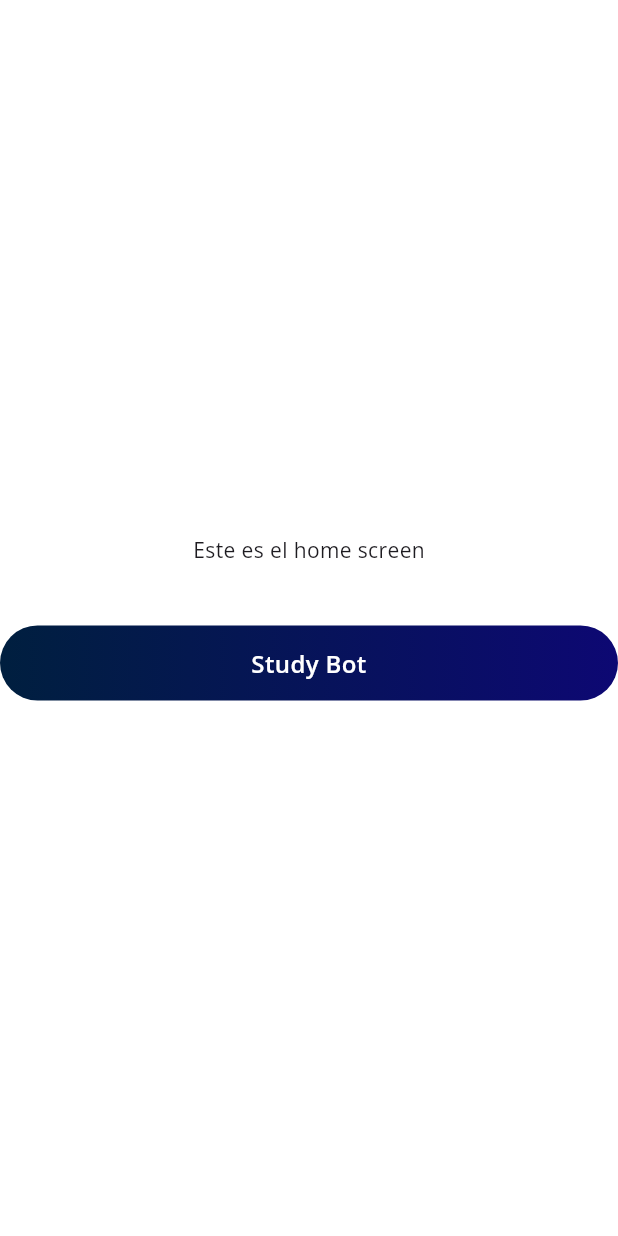
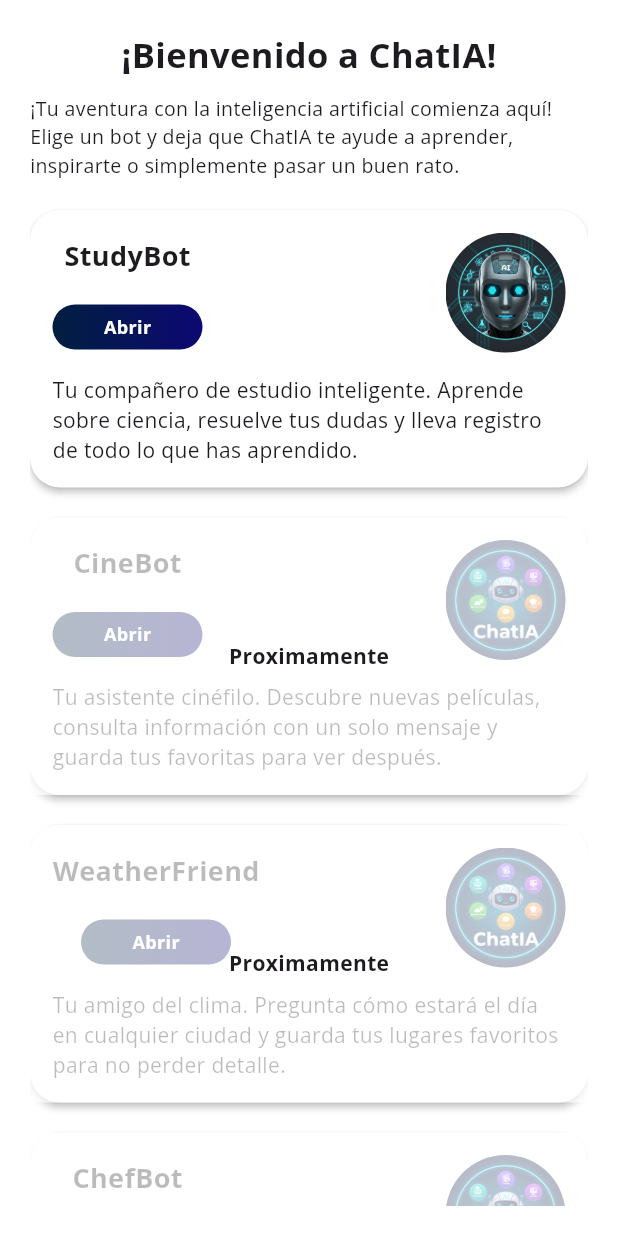
Before and after one commit to Jesus230899/ChatIA, a Flutter app: the HomeScreen screen opened by its route, on a phone screen of 412 x 824 dp. Run offline on Flutter 3.47's test engine with Material 3 defaults, Android fonts, the phone set to English and light mode, and no system bars; our stand-ins replace animate_do, auto_route, bloc, dartz, equatable, flutter_bloc and 8 more; accounts and stored records are empty.

Commit message:
HomeScreen done

```diff
--- a/lib/core/injection/base_injection.dart
+++ b/lib/core/injection/base_injection.dart
@@ -2,6 +2,7 @@ import 'dart:developer';
 
 import 'package:chatia/core/http/http_client_injection.dart';
 import 'package:chatia/features/auth/di/auth_injection.dart';
+import 'package:chatia/features/home/di/home_injection.dart';
 import 'package:chatia/features/studybot/di/studybot_injection.dart';
 import 'package:get_it/get_it.dart';
 
@@ -17,6 +18,7 @@ Future<void> injectDependencies() async {
     initHTTPClientInjection,
     initStudybotInjection,
     initAuthInjection,
+    initHomeInjection
   ];
 
   await Future.wait(
--- a/lib/core/routes/app_router.dart
+++ b/lib/core/routes/app_router.dart
@@ -5,7 +5,8 @@ import 'package:chatia/core/routes/app_router.gr.dart';
 class AppRouter extends RootStackRouter {
   @override
   final List<AutoRoute> routes = [
-    AutoRoute(page: LoginRoute.page, initial: true),
+    AutoRoute(page: SplashRoute.page, initial: true),
+    AutoRoute(page: LoginRoute.page),
     AutoRoute(page: RegisterRoute.page),
     AutoRoute(page: HomeRoute.page),
     AutoRoute(page: StudyBotRoute.page),
--- /dev/null
+++ b/lib/features/home/di/home_injection.dart
@@ -0,0 +1,33 @@
+import 'package:chatia/core/injection/base_injection.dart';
+import 'package:chatia/features/home/presentation/bloc/home_bloc.dart';
+
+// Por cada feature creamos un archivo de inyección de dependencias específico.
+// Aquí registramos las implementaciones concretas de las interfaces definidas en la capa de dominio
+
+// La diferencia entre registerLazySingleton y registerFactory es que el primero crea una única instancia que se reutiliza, mientras que el segundo crea una nueva instancia cada vez que se solicita.
+// En mi caso uso registerFactory en los Blocs porque quiero que cada vez que se solicite un Bloc se cree una nueva instancia, ya que los Blocs manejan estados que pueden cambiar y no quiero compartir el mismo estado entre diferentes partes de la aplicación.
+Future<void> initHomeInjection() async {
+  unRegisterInjections();
+
+  // BLoCs
+  getIt.registerFactory<HomeBloc>(() => HomeBloc());
+
+  // Casos de uso
+  // getIt.registerLazySingleton<RegisterUsecase>(
+  //   () => RegisterUsecase(repository: getIt()),
+  // );
+
+  // Repositorios
+  // getIt.registerLazySingleton<RegisterRepository>(
+  //   () => RegisterRepositoryImpl(datasource: getIt()),
+  // );
+
+  // Datasources
+  // getIt.registerLazySingleton<RegisterRemoteDatasource>(
+  //   () => RegisterRemoteDatasourceImpl(api: getIt()),
+  // );
+}
+
+void unRegisterInjections() {
+  removeRegistrationIfExist<HomeBloc>();
+}
--- /dev/null
+++ b/lib/features/home/presentation/bloc/home_bloc.dart
@@ -0,0 +1,19 @@
+import 'package:bloc/bloc.dart';
+import 'package:equatable/equatable.dart';
+
+part 'home_event.dart';
+part 'home_state.dart';
+
+class HomeBloc extends Bloc<HomeEvent, HomeState> {
+  HomeBloc() : super(HomeState.initial()) {
+    on<HomeEvent>((event, emit) {
+      if (event is ChangeChatSelectedEvent) {
+        emit(
+          state.copyWith(
+            chatSelected: event.value == state.chatSelected ? 0 : event.value,
+          ),
+        );
+      }
+    });
+  }
+}
--- /dev/null
+++ b/lib/features/home/presentation/bloc/home_event.dart
@@ -0,0 +1,17 @@
+part of 'home_bloc.dart';
+
+sealed class HomeEvent extends Equatable {
+  const HomeEvent();
+
+  @override
+  List<Object> get props => [];
+}
+
+class ChangeChatSelectedEvent extends HomeEvent {
+  final int value;
+
+  const ChangeChatSelectedEvent({required this.value});
+
+  @override
+  List<Object> get props => [value];
+}
--- /dev/null
+++ b/lib/features/home/presentation/bloc/home_state.dart
@@ -0,0 +1,15 @@
+part of 'home_bloc.dart';
+
+class HomeState extends Equatable {
+  final int chatSelected;
+
+  const HomeState({required this.chatSelected});
+
+  HomeState copyWith({int? chatSelected}) =>
+      HomeState(chatSelected: chatSelected ?? this.chatSelected);
+
+  factory HomeState.initial() => HomeState(chatSelected: 0);
+
+  @override
+  List<Object> get props => [chatSelected];
+}
--- a/lib/features/home/presentation/home_screen.dart
+++ b/lib/features/home/presentation/home_screen.dart
@@ -1,29 +1,189 @@
+// ignore_for_file: must_be_immutable
 import 'package:auto_route/auto_route.dart';
+import 'package:chatia/core/injection/base_injection.dart';
+import 'package:chatia/core/resources/resource_icons.dart';
 import 'package:chatia/core/routes/app_router.gr.dart';
+import 'package:chatia/features/home/presentation/bloc/home_bloc.dart';
 import 'package:chatia/features/widgets/custom_button_widget.dart';
 import 'package:flutter/material.dart';
+import 'package:flutter_bloc/flutter_bloc.dart';
 
 @RoutePage()
 class HomeScreen extends StatelessWidget {
-  const HomeScreen({super.key});
+  HomeScreen({super.key});
+  late Size size;
+  final HomeBloc bloc = getIt<HomeBloc>();
 
   @override
   Widget build(BuildContext context) {
-    return Scaffold(body: _body(context));
+    size = MediaQuery.sizeOf(context);
+
+    return BlocProvider(
+      create: (context) => bloc,
+      child: BlocConsumer<HomeBloc, HomeState>(
+        listener: (context, state) {},
+        builder: (context, state) {
+          return Scaffold(body: _body(context));
+        },
+      ),
+    );
   }
 
   Widget _body(BuildContext context) {
+    return SafeArea(
+      child: Padding(
+        padding: const EdgeInsets.all(20),
+        child: SingleChildScrollView(
+          physics: BouncingScrollPhysics(),
+          child: Column(
+            crossAxisAlignment: CrossAxisAlignment.center,
+            children: [
+              Text(
+                "¡Bienvenido a ChatIA!",
+                style: TextStyle(fontWeight: FontWeight.bold, fontSize: 23),
+              ),
+              SizedBox(height: 10),
+              Text(
+                "¡Tu aventura con la inteligencia artificial comienza aquí! Elige un bot y deja que ChatIA te ayude a aprender, inspirarte o simplemente pasar un buen rato.",
+                style: TextStyle(fontSize: 13),
+              ),
+              SizedBox(height: 20),
+              _chats(context),
+            ],
+          ),
+        ),
+      ),
+    );
+  }
+
+  Widget _chats(BuildContext context) {
     return Column(
-      mainAxisAlignment: MainAxisAlignment.center,
-      crossAxisAlignment: CrossAxisAlignment.center,
+      spacing: 20,
       children: [
-        Center(child: Text('Este es el home screen')),
-        SizedBox(height: 40),
-        CustomButtonWidget(
-          onPressed: () => AutoRouter.of(context).push(StudyBotRoute()),
-          text: 'Study Bot',
+        _itemBot(
+          title: 'StudyBot',
+          description:
+              "Tu compañero de estudio inteligente. Aprende sobre ciencia, resuelve tus dudas y lleva registro de todo lo que has aprendido.",
+          onTap: () => AutoRouter.of(context).push(StudyBotRoute()),
+          locked: false,
+          icon: ResourceIcons.studyIcon,
+        ),
+        _itemBot(
+          title: 'CineBot',
+          description:
+              "Tu asistente cinéfilo. Descubre nuevas películas, consulta información con un solo mensaje y guarda tus favoritas para ver después.",
+          onTap: () {},
+          locked: true,
+        ),
+        _itemBot(
+          title: 'WeatherFriend',
+          description:
+              "Tu amigo del clima. Pregunta cómo estará el día en cualquier ciudad y guarda tus lugares favoritos para no perder detalle.",
+          onTap: () {},
+          locked: true,
+        ),
+        _itemBot(
+          title: 'ChefBot',
+          description:
+              "Tu chef virtual. Dile qué ingredientes tienes y te mostrará recetas deliciosas para aprovecharlos al máximo.",
+          onTap: () {},
+          locked: true,
+        ),
+        _itemBot(
+          title: 'LinguaChat',
+          description:
+              "Tu compañero de idiomas. Traduce frases, practica conversaciones y sigue tu progreso mientras mejoras cada día.",
+          onTap: () {},
+          locked: true,
         ),
       ],
     );
   }
+
+  Widget _itemBot({
+    required String title,
+    required String description,
+    required VoidCallback onTap,
+    String? icon,
+    required bool locked,
+  }) {
+    return Material(
+      elevation: 2,
+      borderRadius: BorderRadius.circular(20),
+      child: Stack(
+        children: [
+          Container(
+            padding: const EdgeInsets.all(15),
+            width: double.infinity,
+            decoration: BoxDecoration(borderRadius: BorderRadius.circular(20)),
+            child: Column(
+              crossAxisAlignment: CrossAxisAlignment.start,
+              mainAxisSize: MainAxisSize.min,
+              children: [
+                Row(
+                  mainAxisAlignment: MainAxisAlignment.spaceBetween,
+                  children: [
+                    _nameAction(title: title, onTap: onTap),
+                    ClipRRect(
+                      borderRadius: BorderRadius.circular(180),
+                      child: Image.asset(
+                        icon ?? ResourceIcons.chatia,
+                        height: 80,
+                      ),
+                    ),
+                  ],
+                ),
+                const SizedBox(height: 15),
+                Text(description),
+              ],
+            ),
+          ),
+          _commingSoonBanner(locked),
+        ],
+      ),
+    );
+  }
+
+  Widget _nameAction({required String title, required VoidCallback onTap}) {
+    return Column(
+      children: [
+        Text(
+          title,
+          style: const TextStyle(fontWeight: FontWeight.bold, fontSize: 18),
+        ),
+        const SizedBox(height: 20),
+        CustomButtonWidget(
+          onPressed: onTap,
+          width: 100,
+          height: 30,
+          child: Text(
+            'Abrir',
+            style: TextStyle(
+              color: Colors.white,
+              fontWeight: FontWeight.bold,
+              fontSize: 12,
+            ),
+          ),
+        ),
+      ],
+    );
+  }
+
+  Widget _commingSoonBanner(bool locked) {
+    return Visibility(
+      visible: locked,
+      child: Positioned.fill(
+        child: Container(
+          width: double.infinity,
+          decoration: BoxDecoration(color: Colors.white.withValues(alpha: 0.7)),
+          child: Center(
+            child: Text(
+              'Proximamente',
+              style: TextStyle(fontWeight: FontWeight.bold),
+            ),
+          ),
+        ),
+      ),
+    );
+  }
 }
--- /dev/null
+++ b/lib/features/splash/presentation/splash_screen.dart
@@ -0,0 +1,66 @@
+// ignore_for_file: use_build_context_synchronously
+
+import 'package:animate_do/animate_do.dart';
+import 'package:auto_route/auto_route.dart';
+import 'package:chatia/core/resources/resource_icons.dart';
+import 'package:chatia/core/routes/app_router.gr.dart';
+import 'package:chatia/core/theme/colors.dart';
+import 'package:flutter/material.dart';
+import 'package:flutter_dotenv/flutter_dotenv.dart';
+import 'package:flutter_secure_storage/flutter_secure_storage.dart';
+
+@RoutePage()
+class SplashScreen extends StatefulWidget {
+  const SplashScreen({super.key});
+
+  @override
+  State<SplashScreen> createState() => _SplashScreenState();
+}
+
+class _SplashScreenState extends State<SplashScreen> {
+  @override
+  void initState() {
+    super.initState();
+    Future.delayed(const Duration(seconds: 1), () async {
+      final hasSession = await _hasSession();
+      if (hasSession) {
+        AutoRouter.of(context).replaceAll([HomeRoute()]);
+      } else {
+        AutoRouter.of(context).replaceAll([LoginRoute()]);
+      }
+    });
+  }
+
+  Future<bool> _hasSession() async {
+    const storage = FlutterSecureStorage(
+      aOptions: AndroidOptions(encryptedSharedPreferences: true),
+    );
+    final user = await storage.read(key: dotenv.env['USER_DATA']!);
+    return user != null;
+  }
+
+  @override
+  Widget build(BuildContext context) {
+    return Scaffold(
+      body: Center(
+        child: Column(
+          mainAxisAlignment: MainAxisAlignment.center,
+          children: [
+            ShakeY(
+              duration: const Duration(seconds: 3),
+              infinite: true,
+              child: ClipRRect(
+                borderRadius: BorderRadiusGeometry.circular(180),
+                child: Image.asset(ResourceIcons.chatia, height: 200),
+              ),
+            ),
+            const SizedBox(height: 100),
+            CircularProgressIndicator.adaptive(
+              valueColor: AlwaysStoppedAnimation<Color>(AppColors.primary),
+            ),
+          ],
+        ),
+      ),
+    );
+  }
+}
--- a/lib/features/widgets/custom_button_widget.dart
+++ b/lib/features/widgets/custom_button_widget.dart
@@ -10,6 +10,7 @@ class CustomButtonWidget extends StatelessWidget {
   final bool? isLoading;
   final bool? locked;
   final double? height;
+  final double? width;
   final Widget? leading;
   final Widget? trailing;
   final Widget? child;
@@ -21,6 +22,7 @@ class CustomButtonWidget extends StatelessWidget {
     this.isLoading = false,
     this.locked = false,
     this.height,
+    this.width,
     this.leading,
     this.trailing,
     this.child,
@@ -43,6 +45,7 @@ class CustomButtonWidget extends StatelessWidget {
       },
       child: Container(
         height: height ?? 50,
+        width: width,
         decoration: BoxDecoration(
           gradient: locked == false
               ? const LinearGradient(
--- a/pubspec.yaml
+++ b/pubspec.yaml
@@ -27,7 +27,7 @@ dependencies:
   intl: ^0.20.2
   shared_preferences: ^2.5.3
   permission_handler: ^12.0.1
-  animate_do: ^4.1.1
+  animate_do: ^4.2.0
   auto_route: ^10.1.2
   flutter_secure_storage: ^9.2.2
   flutter_dotenv: ^6.0.0
```
Also changed, not shown: lib/core/routes/app_router.gr.dart, 1 other file.
